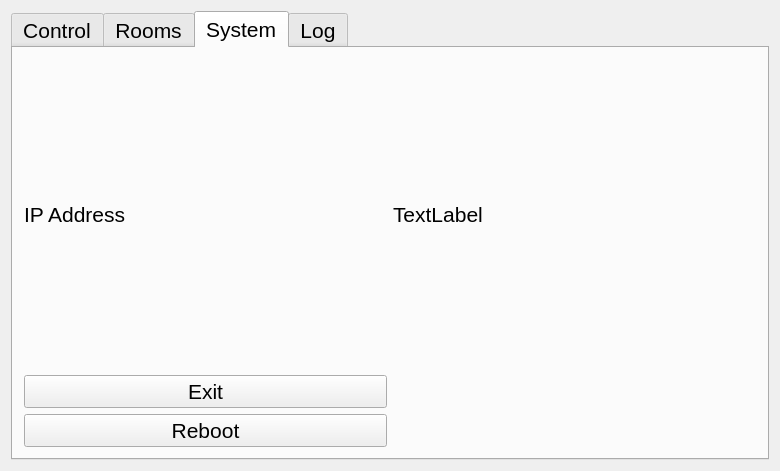
Old version of the form widget.ui in the repository paulkappler/HomeGUI.
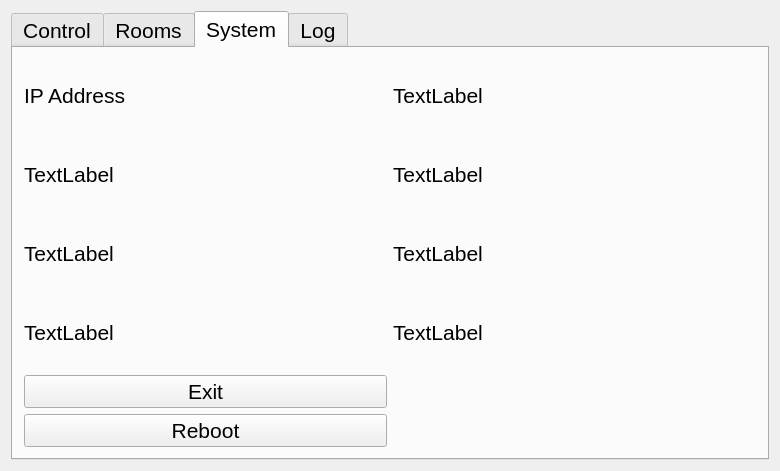
New version of the form. The open tabs and pages were chosen to show the change.

Commit message: Add labels to System Table

What changed in the file:
```diff
--- a/widget.ui
+++ b/widget.ui
@@ -425,6 +425,47 @@
        <string>System</string>
       </attribute>
       <layout class="QGridLayout" name="gridLayout_3">
+       <item row="2" column="1">
+        <widget class="QLabel" name="label_4">
+         <property name="text">
+          <string>TextLabel</string>
+         </property>
+        </widget>
+       </item>
+       <item row="5" column="0">
+        <widget class="QPushButton" name="rebootButton">
+         <property name="mouseTracking">
+          <bool>true</bool>
+         </property>
+         <property name="text">
+          <string>Reboot</string>
+         </property>
+        </widget>
+       </item>
+       <item row="4" column="0">
+        <widget class="QPushButton" name="exitButton">
+         <property name="mouseTracking">
+          <bool>true</bool>
+         </property>
+         <property name="text">
+          <string>Exit</string>
+         </property>
+        </widget>
+       </item>
+       <item row="2" column="0">
+        <widget class="QLabel" name="label_3">
+         <property name="text">
+          <string>TextLabel</string>
+         </property>
+        </widget>
+       </item>
+       <item row="1" column="0">
+        <widget class="QLabel" name="label">
+         <property name="text">
+          <string>TextLabel</string>
+         </property>
+        </widget>
+       </item>
        <item row="0" column="1">
         <widget class="QLabel" name="ipValue">
          <property name="mouseTracking">
@@ -445,23 +486,24 @@
          </property>
         </widget>
        </item>
-       <item row="2" column="0">
-        <widget class="QPushButton" name="rebootButton">
-         <property name="mouseTracking">
-          <bool>true</bool>
-         </property>
+       <item row="1" column="1">
+        <widget class="QLabel" name="label_2">
          <property name="text">
-          <string>Reboot</string>
+          <string>TextLabel</string>
          </property>
         </widget>
        </item>
-       <item row="1" column="0">
-        <widget class="QPushButton" name="exitButton">
-         <property name="mouseTracking">
-          <bool>true</bool>
+       <item row="3" column="0">
+        <widget class="QLabel" name="label_5">
+         <property name="text">
+          <string>TextLabel</string>
          </property>
+        </widget>
+       </item>
+       <item row="3" column="1">
+        <widget class="QLabel" name="label_6">
          <property name="text">
-          <string>Exit</string>
+          <string>TextLabel</string>
          </property>
         </widget>
        </item>
```
Left out of the diff: 2 changed lines with no effect on the pictures.
